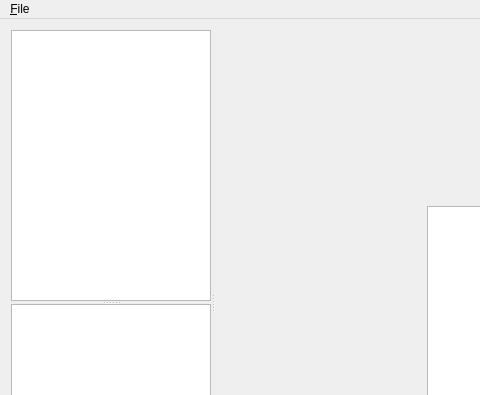
Above: trunk/maker/src/mainwindow.ui from develer-staff/rooms before the change; both pictures show x 0 to 480 and y 0 to 395 of the 1017 by 607 pixel window. Below: the same form after it.
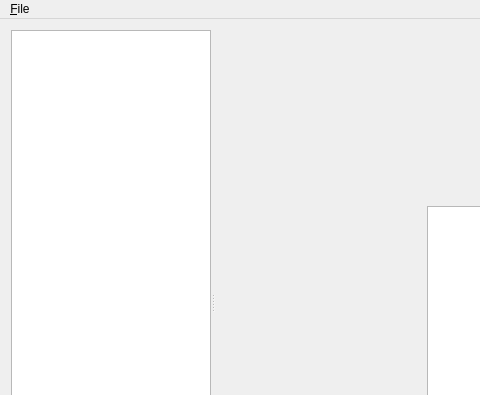
That is the form after the change. Custom widgets are drawn as their Qt base class.

Commit message: removing resourcesList: useless

Patch:
```diff
--- a/trunk/maker/src/mainwindow.ui
+++ b/trunk/maker/src/mainwindow.ui
@@ -45,26 +45,6 @@
        <property name="childrenCollapsible">
         <bool>false</bool>
        </property>
-       <widget class="QTableView" name="resourcesList">
-        <property name="maximumSize">
-         <size>
-          <width>200</width>
-          <height>16777215</height>
-         </size>
-        </property>
-        <property name="showGrid">
-         <bool>false</bool>
-        </property>
-        <attribute name="verticalHeaderVisible">
-         <bool>false</bool>
-        </attribute>
-        <attribute name="verticalHeaderCascadingSectionResizes">
-         <bool>true</bool>
-        </attribute>
-        <attribute name="verticalHeaderDefaultSectionSize">
-         <number>0</number>
-        </attribute>
-       </widget>
        <widget class="QListView" name="roomsList">
         <property name="minimumSize">
          <size>
```
